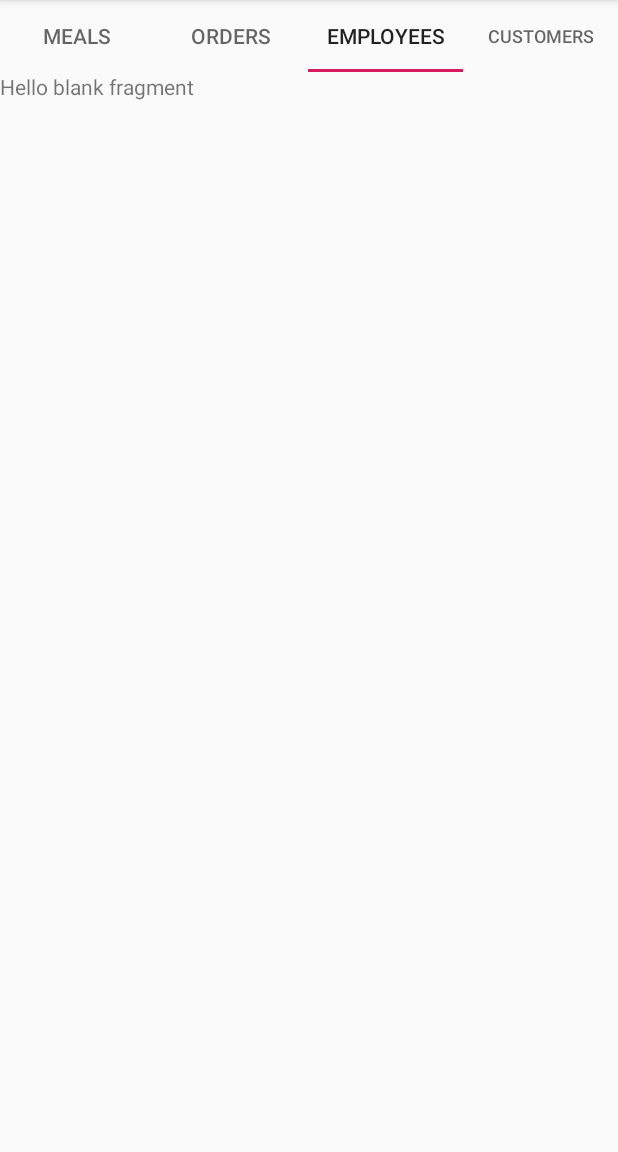
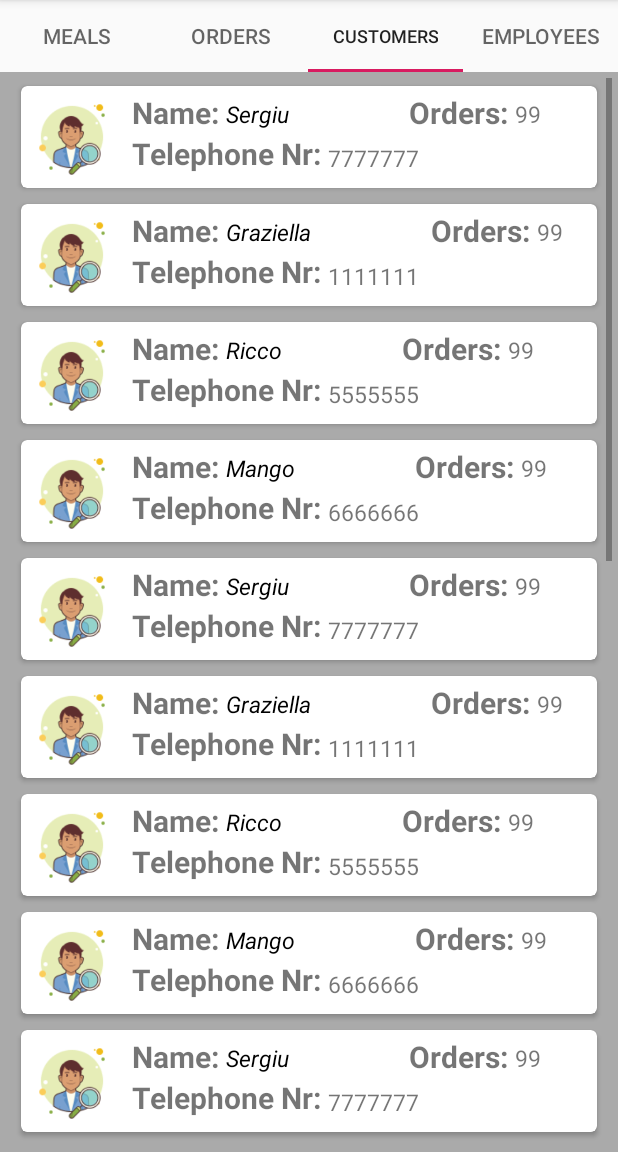
Before and after one commit to sergiunimat/OrderQuick, an Android app: the MainAdminActivity screen opened directly, with no data from a screen before it, tab 3 chosen, on a phone screen of 412 x 824 dp, the part 84-1236 px from its top. Run offline under Robolectric (Android 15) with nearby library versions, the phone set to English and light mode, and no system bars.

Commit message:
Admin->Customers Recycler View ExampleTest -Done

```diff
--- a/app/build.gradle
+++ b/app/build.gradle
@@ -24,6 +24,8 @@ dependencies {
     implementation 'androidx.appcompat:appcompat:1.1.0'
     implementation 'androidx.constraintlayout:constraintlayout:1.1.3'
     implementation 'androidx.legacy:legacy-support-v4:1.0.0'
+    implementation 'com.android.support:recyclerview-v7:29.0.0'
+    implementation 'com.android.support:cardview-v7:29.0.0'
     testImplementation 'junit:junit:4.12'
     androidTestImplementation 'androidx.test.ext:junit:1.1.1'
     androidTestImplementation 'androidx.test.espresso:espresso-core:3.2.0'
--- /dev/null
+++ b/app/src/main/java/com/example/orderquick/AdminCustomerAdapter.java
@@ -0,0 +1,88 @@
+package com.example.orderquick;
+
+import android.view.LayoutInflater;
+import android.view.View;
+import android.view.ViewGroup;
+import android.widget.ImageView;
+import android.widget.TextView;
+
+import androidx.annotation.NonNull;
+import androidx.recyclerview.widget.RecyclerView;
+
+import java.util.ArrayList;
+
+public class AdminCustomerAdapter extends RecyclerView.Adapter<AdminCustomerAdapter.ExampleViewHolder> {
+    private ArrayList<ExampleItem> exList;
+    private OnItemClickListener mListener;
+
+    public interface OnItemClickListener{
+        /*I: we pass the position which item we clicked*/
+        void onItemClick(int position);
+    }
+
+    public void setOnItemClickListener(OnItemClickListener listener){
+        mListener = listener;
+    }
+
+    public static class ExampleViewHolder extends RecyclerView.ViewHolder{
+        //create attributes to pass
+        public ImageView imageView;
+        public TextView username;
+        public TextView usertelephone;
+
+        public ExampleViewHolder(@NonNull View itemView, final OnItemClickListener listener) {
+            /*I: initialize the views here*/
+            super(itemView);
+            imageView= (ImageView)itemView.findViewById(R.id.customer_image_view_id);
+            username = (TextView)itemView.findViewById(R.id.customer_name_text_view_id);
+            usertelephone = (TextView)itemView.findViewById(R.id.customer_telephone_text_view_id);
+
+            itemView.setOnClickListener(new View.OnClickListener() {
+                @Override
+                public void onClick(View v) {
+                    if (listener!=null){
+                        int position = getAdapterPosition();
+                        /*make sure the position is valid*/
+                        if (position != RecyclerView.NO_POSITION){
+                            listener.onItemClick(position);
+                        }
+                    }
+
+                }
+            });
+        }
+    }
+
+    /*I: Constructor that receives the data we want to pass*/
+    public AdminCustomerAdapter(ArrayList<ExampleItem> exampleItems){
+        exList = exampleItems;
+    }
+
+    @NonNull
+    @Override
+    public ExampleViewHolder onCreateViewHolder(@NonNull ViewGroup parent, int viewType) {
+        /*I: here we are passing the layout to the adapter*/
+        View v = LayoutInflater.from(parent.getContext()).inflate(R.layout.customer_item,parent,false);
+        ExampleViewHolder exampleViewHolder = new ExampleViewHolder(v,mListener);
+        return exampleViewHolder;
+    }
+
+    @Override
+    public void onBindViewHolder(@NonNull ExampleViewHolder holder, int position) {
+        /*I: here we are passing references to the views created in ExampleViewHolder
+        *    We first need information that we are going to assign to these views.
+        *    In this case we get that information from Exaple Item (this will change to customer item)*/
+        ExampleItem tempItem = exList.get(position);
+        holder.imageView.setImageResource(tempItem.getImageSrc());
+        holder.username.setText(tempItem.getName());
+        holder.usertelephone.setText(tempItem.getTelephone());
+    }
+
+    @Override
+    public int getItemCount() {
+        return exList.size();
+    }
+
+
+
+}
--- a/app/src/main/java/com/example/orderquick/CustomersFragment.java
+++ b/app/src/main/java/com/example/orderquick/CustomersFragment.java
@@ -4,10 +4,16 @@ package com.example.orderquick;
 import android.os.Bundle;
 
 import androidx.fragment.app.Fragment;
+import androidx.recyclerview.widget.LinearLayoutManager;
+import androidx.recyclerview.widget.RecyclerView;
 
 import android.view.LayoutInflater;
 import android.view.View;
 import android.view.ViewGroup;
+import android.widget.ArrayAdapter;
+import android.widget.Toast;
+
+import java.util.ArrayList;
 
 
 /**
@@ -15,17 +21,64 @@ import android.view.ViewGroup;
  */
 public class CustomersFragment extends Fragment {
 
+    private RecyclerView recyclerView;
+    /*I: the adapter is the bridge between the data and the recycler view above
+    *    We need to create our own adapter.*/
+    private AdminCustomerAdapter adapter;
+    /*I: this is responsible for aligning single items in the list*/
+    private RecyclerView.LayoutManager layoutManager;
+
 
     public CustomersFragment() {
         // Required empty public constructor
     }
 
-
     @Override
     public View onCreateView(LayoutInflater inflater, ViewGroup container,
                              Bundle savedInstanceState) {
+        final View view = inflater.inflate(R.layout.fragment_customers, container, false);
+        //this list will hold the elements we want to insert ino the fragment
+        final ArrayList<ExampleItem>exampleItems=new ArrayList<>();
+        exampleItems.add(new ExampleItem(R.drawable.user2,"Sergiu","7777777"));
+        exampleItems.add(new ExampleItem(R.drawable.user2,"Graziella","1111111"));
+        exampleItems.add(new ExampleItem(R.drawable.user2,"Ricco","5555555"));
+        exampleItems.add(new ExampleItem(R.drawable.user2,"Mango","6666666"));
+        exampleItems.add(new ExampleItem(R.drawable.user2,"Sergiu","7777777"));
+        exampleItems.add(new ExampleItem(R.drawable.user2,"Graziella","1111111"));
+        exampleItems.add(new ExampleItem(R.drawable.user2,"Ricco","5555555"));
+        exampleItems.add(new ExampleItem(R.drawable.user2,"Mango","6666666"));
+        exampleItems.add(new ExampleItem(R.drawable.user2,"Sergiu","7777777"));
+        exampleItems.add(new ExampleItem(R.drawable.user2,"Graziella","1111111"));
+        exampleItems.add(new ExampleItem(R.drawable.user2,"Ricco","5555555"));
+        exampleItems.add(new ExampleItem(R.drawable.user2,"Mango","6666666"));
+        exampleItems.add(new ExampleItem(R.drawable.user2,"Sergiu","7777777"));
+        exampleItems.add(new ExampleItem(R.drawable.user2,"Graziella","1111111"));
+        exampleItems.add(new ExampleItem(R.drawable.user2,"Ricco","5555555"));
+        exampleItems.add(new ExampleItem(R.drawable.user2,"Mango","6666666"));
+        exampleItems.add(new ExampleItem(R.drawable.user2,"Sergiu","7777777"));
+        exampleItems.add(new ExampleItem(R.drawable.user2,"Graziella","1111111"));
+        exampleItems.add(new ExampleItem(R.drawable.user2,"Ricco","5555555"));
+        exampleItems.add(new ExampleItem(R.drawable.user2,"Mango","6666666"));
+
+        recyclerView = (RecyclerView)view.findViewById(R.id.admin_customer_recycler_view_id);
+//        recyclerView.setHasFixedSize(true);
+        layoutManager = new LinearLayoutManager(view.getContext());
+        adapter = new AdminCustomerAdapter(exampleItems);
+        recyclerView.setLayoutManager(layoutManager);
+        recyclerView.setAdapter(adapter);
+
+        adapter.setOnItemClickListener(new AdminCustomerAdapter.OnItemClickListener() {
+            @Override
+            public void onItemClick(int position) {
+                ExampleItem exampleItem = exampleItems.get(position);
+
+                //here we take the element and pass it to the new customer activity activity
+                Toast.makeText(view.getContext(), exampleItem.getName() , Toast.LENGTH_SHORT).show();
+            }
+        });
         // Inflate the layout for this fragment
-        return inflater.inflate(R.layout.fragment_customers, container, false);
+        //return inflater.inflate(R.layout.fragment_customers, container, false);
+        return view;
     }
 
 }
--- /dev/null
+++ b/app/src/main/java/com/example/orderquick/ExampleItem.java
@@ -0,0 +1,37 @@
+package com.example.orderquick;
+
+public class ExampleItem {
+    private int imageSrc;
+    private String name;
+    private String telephone;
+
+    public ExampleItem(int imageSrc, String name, String telephone) {
+        this.imageSrc = imageSrc;
+        this.name = name;
+        this.telephone = telephone;
+    }
+
+    public int getImageSrc() {
+        return imageSrc;
+    }
+
+    public void setImageSrc(int imageSrc) {
+        this.imageSrc = imageSrc;
+    }
+
+    public String getName() {
+        return name;
+    }
+
+    public void setName(String name) {
+        this.name = name;
+    }
+
+    public String getTelephone() {
+        return telephone;
+    }
+
+    public void setTelephone(String telephone) {
+        this.telephone = telephone;
+    }
+}
--- a/app/src/main/res/layout/activity_main_admin.xml
+++ b/app/src/main/res/layout/activity_main_admin.xml
@@ -27,12 +27,12 @@
             android:id="@+id/admin_employee_id"
             android:layout_width="wrap_content"
             android:layout_height="wrap_content"
-            android:text="Employees" />
+            android:text="Customers" />
         <com.google.android.material.tabs.TabItem
             android:id="@+id/admin_customer_id"
             android:layout_width="wrap_content"
             android:layout_height="wrap_content"
-            android:text="Customers" />
+            android:text="Employees" />
     </com.google.android.material.tabs.TabLayout>
 
     <androidx.viewpager.widget.ViewPager
--- /dev/null
+++ b/app/src/main/res/layout/customer_item.xml
@@ -0,0 +1,87 @@
+<?xml version="1.0" encoding="utf-8"?>
+<androidx.cardview.widget.CardView xmlns:android="http://schemas.android.com/apk/res/android"
+    android:layout_width="match_parent"
+    android:layout_height="wrap_content"
+    xmlns:app="http://schemas.android.com/apk/res-auto"
+    app:cardCornerRadius="4dp"
+    android:layout_marginTop="5dp"
+    android:layout_marginRight="10dp"
+    android:layout_marginLeft="10dp"
+    android:layout_marginBottom="5dp">
+
+    <RelativeLayout
+        android:layout_width="match_parent"
+        android:layout_height="match_parent"
+        android:layout_margin="4dp">
+
+        <ImageView
+            android:id="@+id/customer_image_view_id"
+            android:layout_width="60dp"
+            android:layout_height="60dp"
+            android:padding="2dp"/>
+        <TextView
+            android:id="@+id/namelbl"
+            android:layout_width="wrap_content"
+            android:layout_height="wrap_content"
+            android:layout_toRightOf="@+id/customer_image_view_id"
+            android:textSize="20sp"
+            android:textStyle="bold"
+            android:paddingLeft="10dp"
+            android:text="Name: "/>
+
+        <TextView
+            android:id="@+id/customer_name_text_view_id"
+            android:layout_width="wrap_content"
+            android:layout_height="wrap_content"
+            android:text="Customer Name"
+            android:textColor="@android:color/black"
+            android:textSize="15sp"
+            android:textStyle="italic"
+            android:paddingTop="4dp"
+            android:layout_toRightOf="@+id/namelbl" />
+        <TextView
+            android:id="@+id/tellbl"
+            android:layout_below="@+id/namelbl"
+            android:layout_width="wrap_content"
+            android:layout_height="wrap_content"
+            android:layout_toRightOf="@+id/customer_image_view_id"
+            android:textSize="20sp"
+            android:textStyle="bold"
+            android:paddingLeft="10dp"
+            android:text="Telephone Nr: "/>
+
+        <TextView
+            android:id="@+id/customer_telephone_text_view_id"
+            android:layout_width="wrap_content"
+            android:layout_height="wrap_content"
+            android:layout_toRightOf="@id/tellbl"
+            android:paddingTop="8dp"
+            android:textSize="15dp"
+            android:layout_below="@+id/customer_name_text_view_id"
+            android:text="775672345"
+             />
+
+        <TextView
+            android:id="@+id/orderlbl"
+            android:layout_width="wrap_content"
+            android:layout_height="wrap_content"
+            android:text="Orders: "
+            android:textSize="20sp"
+            android:textStyle="bold"
+            android:paddingLeft="80dp"
+
+            android:layout_toRightOf="@+id/customer_name_text_view_id"/>
+
+        <TextView
+            android:id="@+id/customer_order_text_view_id"
+            android:layout_width="wrap_content"
+            android:layout_height="wrap_content"
+            android:layout_toRightOf="@id/orderlbl"
+            android:paddingTop="4dp"
+            android:textSize="15dp"
+            android:text="99"
+            />
+
+    </RelativeLayout>
+
+</androidx.cardview.widget.CardView>
--- a/app/src/main/res/layout/fragment_customers.xml
+++ b/app/src/main/res/layout/fragment_customers.xml
@@ -5,10 +5,23 @@
     android:layout_height="match_parent"
     tools:context=".CustomersFragment">
 
-    <!-- TODO: Update blank fragment layout -->
-    <TextView
-        android:layout_width="match_parent"
-        android:layout_height="match_parent"
-        android:text="@string/hello_blank_fragment" />
+   <RelativeLayout
+       android:id="@+id/customer_list_admin_relative_layout_id"
+       android:layout_width="match_parent"
+       android:layout_height="match_parent">
+
+       <androidx.recyclerview.widget.RecyclerView
+           android:id="@+id/admin_customer_recycler_view_id"
+           android:layout_width="match_parent"
+           android:layout_height="match_parent"
+           android:padding="4dp"
+           android:scrollbars="vertical"
+           android:background="@android:color/darker_gray"/>
+
+
+
+   </RelativeLayout>
+
+
 
 </FrameLayout>
```
Also changed, not shown: app/src/main/res/drawable-v24/user2.png (added).
